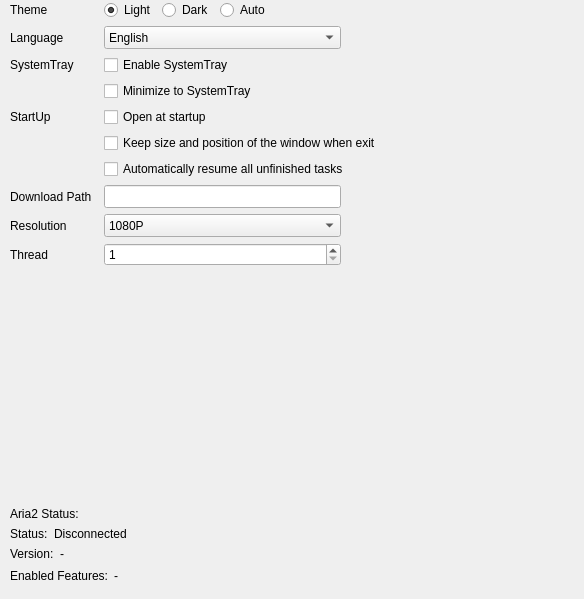
The window that sVanilla/src/ClientUi/Setting/DefaultSettings.ui (WangPengZhan/sVanilla) describes before a commit, drawn with Qt 5.
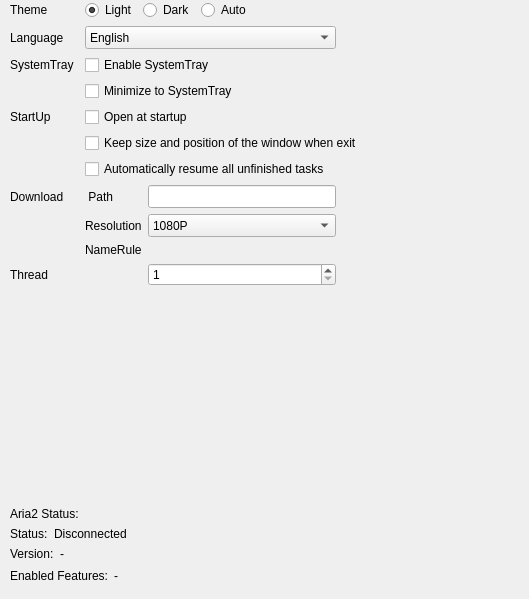
The same window after the commit. Custom widgets are drawn as their Qt base class.

Commit message: feat: advance settings (#69)

```diff
--- a/sVanilla/src/ClientUi/Setting/DefaultSettings.ui
+++ b/sVanilla/src/ClientUi/Setting/DefaultSettings.ui
@@ -6,7 +6,7 @@
    <rect>
     <x>0</x>
     <y>0</y>
-    <width>584</width>
+    <width>529</width>
     <height>599</height>
    </rect>
   </property>
@@ -42,16 +42,64 @@
      </property>
     </widget>
    </item>
-   <item row="7" column="2">
-    <widget class="::FileSelector" name="folderSelectorDownloadPath">
-     <property name="minimumSize">
+   <item row="4" column="1" colspan="3">
+    <widget class="QCheckBox" name="checkBoxOpenStartup">
+     <property name="text">
+      <string>Open at startup</string>
+     </property>
+    </widget>
+   </item>
+   <item row="7" column="1">
+    <widget class="QLabel" name="labelDownloadPathIdentifier">
+     <property name="sizePolicy">
+      <sizepolicy hsizetype="Preferred" vsizetype="Preferred">
+       <horstretch>0</horstretch>
+       <verstretch>0</verstretch>
+      </sizepolicy>
+     </property>
+     <property name="baseSize">
       <size>
        <width>0</width>
        <height>23</height>
       </size>
      </property>
+     <property name="text">
+      <string> Path</string>
+     </property>
     </widget>
    </item>
+   <item row="11" column="0">
+    <widget class="QLabel" name="labelThread">
+     <property name="sizePolicy">
+      <sizepolicy hsizetype="Preferred" vsizetype="Preferred">
+       <horstretch>0</horstretch>
+       <verstretch>0</verstretch>
+      </sizepolicy>
+     </property>
+     <property name="baseSize">
+      <size>
+       <width>0</width>
+       <height>20</height>
+      </size>
+     </property>
+     <property name="text">
+      <string>Thread</string>
+     </property>
+    </widget>
+   </item>
+   <item row="12" column="0">
+    <spacer name="verticalSpacer">
+     <property name="orientation">
+      <enum>Qt::Vertical</enum>
+     </property>
+     <property name="sizeHint" stdset="0">
+      <size>
+       <width>20</width>
+       <height>40</height>
+      </size>
+     </property>
+    </spacer>
+   </item>
    <item row="4" column="0">
     <widget class="QLabel" name="labelStartUpIdentifier">
      <property name="sizePolicy">
@@ -65,47 +113,11 @@
      </property>
     </widget>
    </item>
-   <item row="6" column="2" colspan="2">
-    <widget class="QCheckBox" name="checkBoxResumeTask">
-     <property name="text">
-      <string>Automatically resume all unfinished tasks</string>
+   <item row="0" column="0">
+    <widget class="QLabel" name="labelTheme">
+     <property name="enabled">
+      <bool>true</bool>
      </property>
-    </widget>
-   </item>
-   <item row="9" column="2">
-    <widget class="QSpinBox" name="spinBoxThread">
-     <property name="sizePolicy">
-      <sizepolicy hsizetype="Minimum" vsizetype="Preferred">
-       <horstretch>0</horstretch>
-       <verstretch>0</verstretch>
-      </sizepolicy>
-     </property>
-     <property name="minimumSize">
-      <size>
-       <width>0</width>
-       <height>23</height>
-      </size>
-     </property>
-     <property name="minimum">
-      <number>1</number>
-     </property>
-     <property name="maximum">
-      <number>32</number>
-     </property>
-     <property name="singleStep">
-      <number>1</number>
-     </property>
-    </widget>
-   </item>
-   <item row="5" column="2" colspan="2">
-    <widget class="QCheckBox" name="checkBoxKeepState">
-     <property name="text">
-      <string>Keep size and position of the window when exit</string>
-     </property>
-    </widget>
-   </item>
-   <item row="8" column="0">
-    <widget class="QLabel" name="labelResolutionIdentifier">
      <property name="sizePolicy">
       <sizepolicy hsizetype="Preferred" vsizetype="Preferred">
        <horstretch>0</horstretch>
@@ -119,70 +131,31 @@
       </size>
      </property>
      <property name="text">
-      <string>Resolution</string>
+      <string>Theme</string>
      </property>
     </widget>
    </item>
-   <item row="8" column="2">
-    <widget class="QComboBox" name="comboBoxResolution">
-     <property name="minimumSize">
-      <size>
-       <width>0</width>
-       <height>23</height>
-      </size>
-     </property>
-     <item>
-      <property name="text">
-       <string>1080P</string>
-      </property>
-     </item>
-     <item>
-      <property name="text">
-       <string>720P</string>
-      </property>
-     </item>
-    </widget>
-   </item>
    <item row="7" column="0">
-    <widget class="QLabel" name="labelDownloadPathIdentifier">
-     <property name="sizePolicy">
-      <sizepolicy hsizetype="Preferred" vsizetype="Preferred">
-       <horstretch>0</horstretch>
-       <verstretch>0</verstretch>
-      </sizepolicy>
-     </property>
-     <property name="baseSize">
-      <size>
-       <width>0</width>
-       <height>20</height>
-      </size>
-     </property>
+    <widget class="QLabel" name="labelDownload">
      <property name="text">
-      <string>Download Path</string>
+      <string>Download</string>
      </property>
     </widget>
    </item>
-   <item row="1" column="2">
-    <widget class="QComboBox" name="comboBoxLanguge">
-     <property name="minimumSize">
+   <item row="0" column="3">
+    <spacer name="horizontalSpacer">
+     <property name="orientation">
+      <enum>Qt::Horizontal</enum>
+     </property>
+     <property name="sizeHint" stdset="0">
       <size>
-       <width>0</width>
-       <height>23</height>
+       <width>40</width>
+       <height>20</height>
       </size>
      </property>
-     <item>
-      <property name="text">
-       <string>English</string>
-      </property>
-     </item>
-     <item>
-      <property name="text">
-       <string>中文</string>
-      </property>
-     </item>
-    </widget>
+    </spacer>
    </item>
-   <item row="0" column="2">
+   <item row="0" column="1" colspan="2">
     <widget class="QWidget" name="widget" native="true">
      <layout class="QHBoxLayout" name="horizontalLayout">
       <property name="leftMargin">
@@ -237,88 +210,7 @@
      </layout>
     </widget>
    </item>
-   <item row="3" column="2" colspan="2">
-    <widget class="QCheckBox" name="checkBoxMinToTray">
-     <property name="text">
-      <string>Minimize to SystemTray</string>
-     </property>
-    </widget>
-   </item>
-   <item row="0" column="0">
-    <widget class="QLabel" name="labelTheme">
-     <property name="enabled">
-      <bool>true</bool>
-     </property>
-     <property name="sizePolicy">
-      <sizepolicy hsizetype="Preferred" vsizetype="Preferred">
-       <horstretch>0</horstretch>
-       <verstretch>0</verstretch>
-      </sizepolicy>
-     </property>
-     <property name="baseSize">
-      <size>
-       <width>0</width>
-       <height>20</height>
-      </size>
-     </property>
-     <property name="text">
-      <string>Theme</string>
-     </property>
-    </widget>
-   </item>
-   <item row="9" column="0">
-    <widget class="QLabel" name="labelThread">
-     <property name="sizePolicy">
-      <sizepolicy hsizetype="Preferred" vsizetype="Preferred">
-       <horstretch>0</horstretch>
-       <verstretch>0</verstretch>
-      </sizepolicy>
-     </property>
-     <property name="baseSize">
-      <size>
-       <width>0</width>
-       <height>20</height>
-      </size>
-     </property>
-     <property name="text">
-      <string>Thread</string>
-     </property>
-    </widget>
-   </item>
-   <item row="4" column="2" colspan="2">
-    <widget class="QCheckBox" name="checkBoxOpenStartup">
-     <property name="text">
-      <string>Open at startup</string>
-     </property>
-    </widget>
-   </item>
-   <item row="0" column="3">
-    <spacer name="horizontalSpacer">
-     <property name="orientation">
-      <enum>Qt::Horizontal</enum>
-     </property>
-     <property name="sizeHint" stdset="0">
-      <size>
-       <width>40</width>
-       <height>20</height>
-      </size>
-     </property>
-    </spacer>
-   </item>
-   <item row="10" column="0">
-    <spacer name="verticalSpacer">
-     <property name="orientation">
-      <enum>Qt::Vertical</enum>
-     </property>
-     <property name="sizeHint" stdset="0">
-      <size>
-       <width>20</width>
-       <height>40</height>
-      </size>
-     </property>
-    </spacer>
-   </item>
-   <item row="2" column="2" colspan="2">
+   <item row="2" column="1" colspan="3">
     <widget class="QCheckBox" name="checkBoxEnableTray">
      <property name="text">
       <string>Enable SystemTray</string>
@@ -338,14 +230,78 @@
      </property>
     </widget>
    </item>
-   <item row="11" column="0">
-    <widget class="QLabel" name="labelAria2Identifier">
+   <item row="9" column="1">
+    <widget class="QLabel" name="labelResolutionIdentifier">
+     <property name="sizePolicy">
+      <sizepolicy hsizetype="Preferred" vsizetype="Preferred">
+       <horstretch>0</horstretch>
+       <verstretch>0</verstretch>
+      </sizepolicy>
+     </property>
+     <property name="baseSize">
+      <size>
+       <width>0</width>
+       <height>20</height>
+      </size>
+     </property>
      <property name="text">
-      <string>Aria2 Status:</string>
+      <string>Resolution</string>
      </property>
     </widget>
    </item>
-   <item row="12" column="0" colspan="4">
+   <item row="11" column="2">
+    <widget class="QSpinBox" name="spinBoxThread">
+     <property name="sizePolicy">
+      <sizepolicy hsizetype="Minimum" vsizetype="Preferred">
+       <horstretch>0</horstretch>
+       <verstretch>0</verstretch>
+      </sizepolicy>
+     </property>
+     <property name="minimumSize">
+      <size>
+       <width>0</width>
+       <height>23</height>
+      </size>
+     </property>
+     <property name="minimum">
+      <number>1</number>
+     </property>
+     <property name="maximum">
+      <number>32</number>
+     </property>
+     <property name="singleStep">
+      <number>1</number>
+     </property>
+    </widget>
+   </item>
+   <item row="1" column="1" colspan="2">
+    <widget class="QComboBox" name="comboBoxLanguge">
+     <property name="minimumSize">
+      <size>
+       <width>0</width>
+       <height>23</height>
+      </size>
+     </property>
+     <item>
+      <property name="text">
+       <string>English</string>
+      </property>
+     </item>
+     <item>
+      <property name="text">
+       <string>中文</string>
+      </property>
+     </item>
+    </widget>
+   </item>
+   <item row="5" column="1" colspan="3">
+    <widget class="QCheckBox" name="checkBoxKeepState">
+     <property name="text">
+      <string>Keep size and position of the window when exit</string>
+     </property>
+    </widget>
+   </item>
+   <item row="14" column="0" colspan="4">
     <widget class="QWidget" name="widgetAria2" native="true">
      <layout class="QVBoxLayout" name="verticalLayout">
       <property name="leftMargin">
@@ -546,6 +502,67 @@
      </layout>
     </widget>
    </item>
+   <item row="6" column="1" colspan="3">
+    <widget class="QCheckBox" name="checkBoxResumeTask">
+     <property name="text">
+      <string>Automatically resume all unfinished tasks</string>
+     </property>
+    </widget>
+   </item>
+   <item row="13" column="0">
+    <widget class="QLabel" name="labelAria2Identifier">
+     <property name="text">
+      <string>Aria2 Status:</string>
+     </property>
+    </widget>
+   </item>
+   <item row="3" column="1" colspan="3">
+    <widget class="QCheckBox" name="checkBoxMinToTray">
+     <property name="text">
+      <string>Minimize to SystemTray</string>
+     </property>
+    </widget>
+   </item>
+   <item row="7" column="2">
+    <widget class="::FileSelector" name="folderSelectorDownloadPath">
+     <property name="minimumSize">
+      <size>
+       <width>0</width>
+       <height>23</height>
+      </size>
+     </property>
+    </widget>
+   </item>
+   <item row="9" column="2">
+    <widget class="QComboBox" name="comboBoxResolution">
+     <property name="minimumSize">
+      <size>
+       <width>0</width>
+       <height>23</height>
+      </size>
+     </property>
+     <item>
+      <property name="text">
+       <string>1080P</string>
+      </property>
+     </item>
+     <item>
+      <property name="text">
+       <string>720P</string>
+      </property>
+     </item>
+    </widget>
+   </item>
+   <item row="10" column="1">
+    <widget class="QLabel" name="label">
+     <property name="text">
+      <string>NameRule</string>
+     </property>
+    </widget>
+   </item>
+   <item row="10" column="2">
+    <widget class="NameRuleWidget" name="widgetNameRule" native="true"/>
+   </item>
   </layout>
  </widget>
  <customwidgets>
@@ -554,6 +571,12 @@
    <extends>QLineEdit</extends>
    <header>SUI/FileSelector.h</header>
   </customwidget>
+  <customwidget>
+   <class>NameRuleWidget</class>
+   <extends>QWidget</extends>
+   <header>SUI/NameRule/NameRuleWidget.h</header>
+   <container>1</container>
+  </customwidget>
  </customwidgets>
  <resources/>
  <connections/>
```
Left out of the diff: 14 changed lines with no effect on the pictures. The commit also changes 42 other files.
